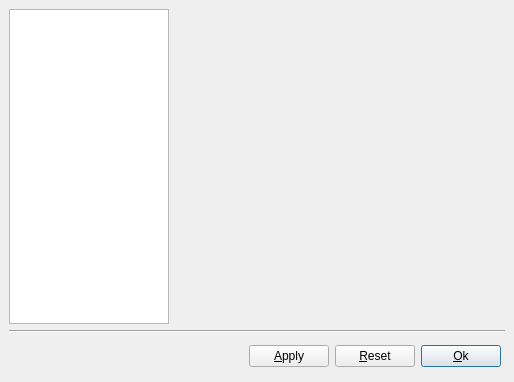
This is Source/Applications/AppCommon/UI/qtCMBOptionsDialog.ui in cnsuhao/cmb as Qt 5 draws it before an edit. The edited form follows.
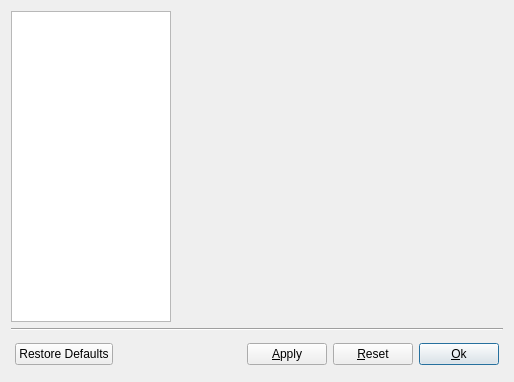
This is the edited form.

Patch:
```diff
--- a/Source/Applications/AppCommon/UI/qtCMBOptionsDialog.ui
+++ b/Source/Applications/AppCommon/UI/qtCMBOptionsDialog.ui
@@ -14,20 +14,18 @@
    <string>Options</string>
   </property>
   <layout class="QGridLayout">
-   <property name="margin">
-    <number>9</number>
-   </property>
-   <property name="spacing">
-    <number>6</number>
-   </property>
    <item row="2" column="0" colspan="2">
     <layout class="QHBoxLayout">
-     <property name="spacing">
-      <number>6</number>
-     </property>
      <property name="margin">
       <number>4</number>
      </property>
+     <item>
+      <widget class="QPushButton" name="RestoreDefaults">
+       <property name="text">
+        <string>Restore Defaults</string>
+       </property>
+      </widget>
+     </item>
      <item>
       <spacer>
        <property name="orientation">
```
